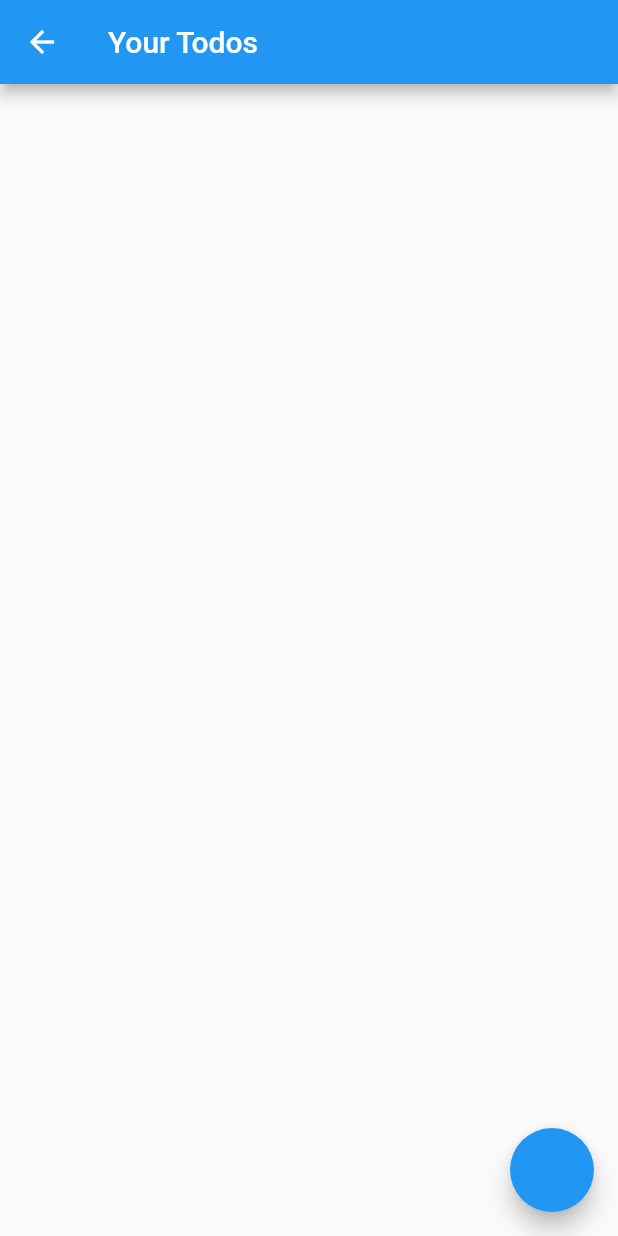
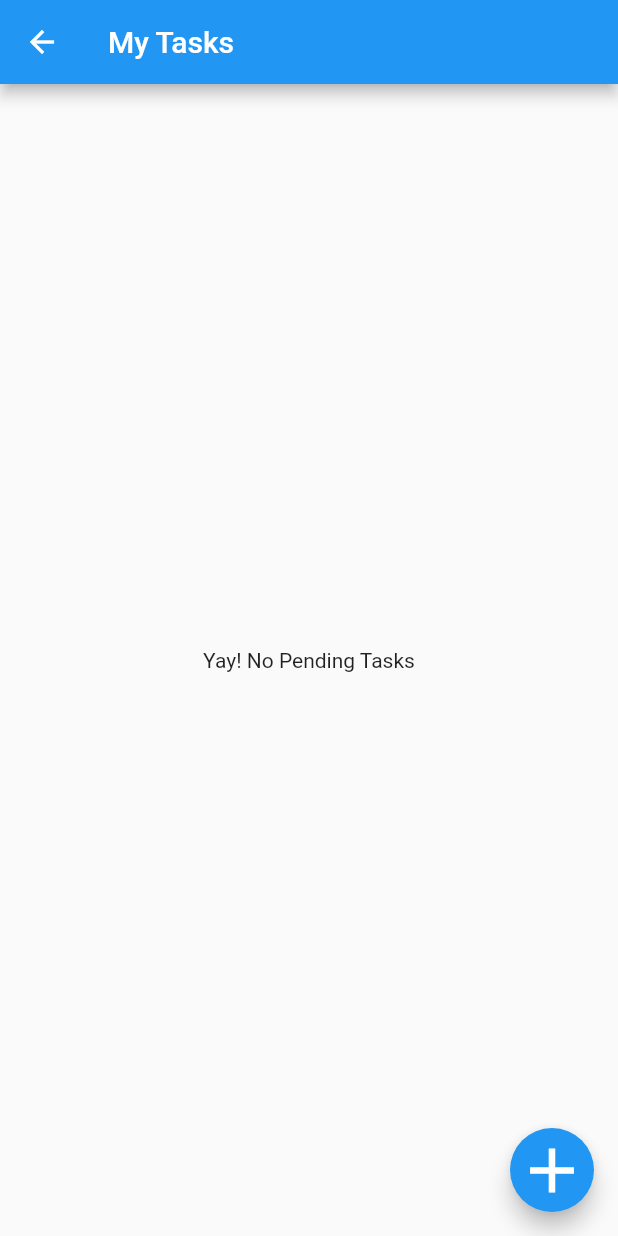
Before and after one commit to Aadeesh11/WorkshopTaskPublic, a Flutter app: the TodoScreen screen opened directly, on a phone screen of 412 x 824 dp. Run offline on Flutter 3.47's test engine with Material 2 defaults, Android fonts, the phone set to English and light mode, and no system bars.

Commit message:
A few changes

```diff
--- a/lib/main.dart
+++ b/lib/main.dart
@@ -1,7 +1,9 @@
 import 'package:flutter/material.dart';
+import 'package:workshop_task/screen/todo_screen.dart';
+import 'package:workshop_task/widgets/add_todo_dialogue.dart';
 
 void main() {
-  runApp(const MyApp());
+  runApp(MaterialApp(home: TodoScreen()));
 }
 
 class MyApp extends StatelessWidget {
@@ -14,10 +16,10 @@ class MyApp extends StatelessWidget {
       title: 'Flutter Demo',
       theme: ThemeData(
         // is not restarted.
+
         primarySwatch: Colors.blue,
       ),
       //GO to correct screen.
-      home: Container(),
     );
   }
 }
--- a/lib/screen/todo_screen.dart
+++ b/lib/screen/todo_screen.dart
@@ -1,7 +1,9 @@
 import 'package:flutter/material.dart';
 import 'package:workshop_task/models/todo_list.dart';
+import 'package:workshop_task/widgets/add_todo_dialogue.dart';
 
 class TodoScreen extends StatefulWidget {
+  //Update user interface - use statefulwidgets
   const TodoScreen({Key key}) : super(key: key);
 
   @override
@@ -15,12 +17,23 @@ class _TodoScreenState extends State<TodoScreen> {
   Widget build(BuildContext context) {
     return Scaffold(
       appBar: AppBar(
-        title: const Text("Your Todos"),
+        title: const Text("My Tasks"),
       ),
-      //TODO: Add todo button with this icon => "+".
-      floatingActionButton: const FloatingActionButton(),
+      //Done//TODO: Add todo button with this icon => "+".
+      floatingActionButton: FloatingActionButton(
+        child: Icon(Icons.add, size: 50),
+        onPressed: () {
+          Navigator.push(
+              context,
+              MaterialPageRoute(
+                builder: (context) => const AddTodoDialogue(),
+              ));
+        },
+      ),
       body: //TODO: Add list view displaying all todo.
-          Container(),
+          Container(
+        child: Center(child: Text("Yay! No Pending Tasks")),
+      ),
     );
   }
 }
```
Also changed, not shown: lib/widgets/add_todo_dialogue.dart (+34 -7 lines), lib/widgets/todo_list_item.dart (+5 -2 lines), pubspec.lock, 1 other file.
